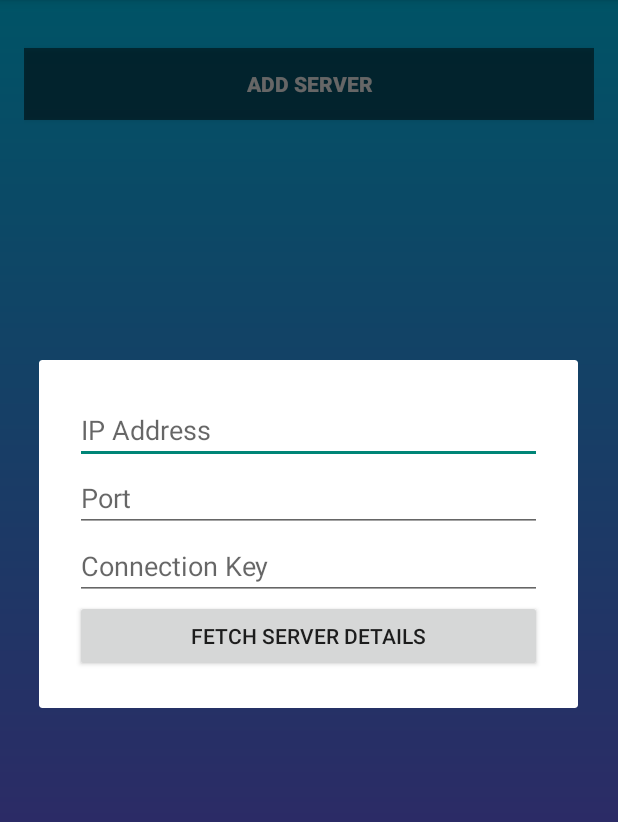
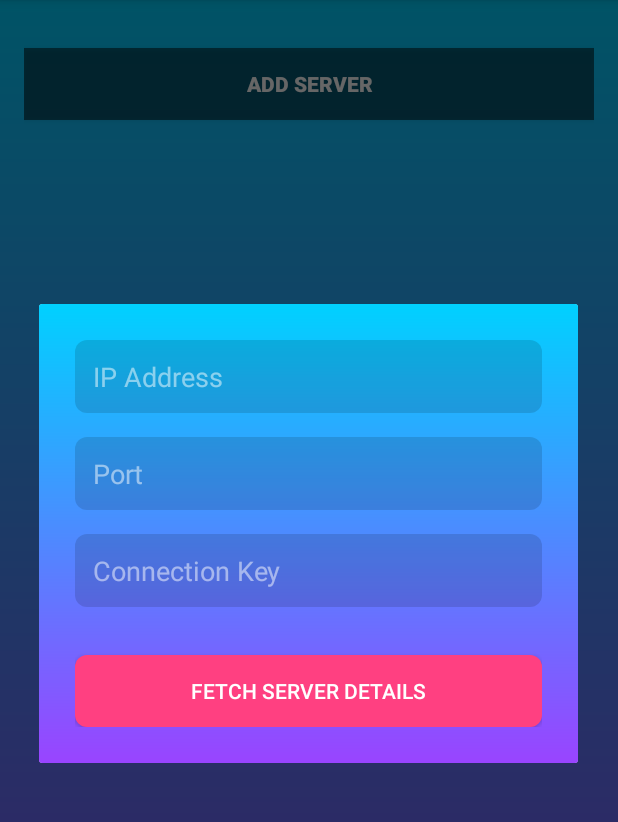
Before and after one commit to jarvisluke/Server-Monitor, an Android app: the screen it shows after launch (MainActivity), after a tap on "ADD SERVER", on a phone screen of 412 x 824 dp, the part 84-906 px from its top. Run offline under Robolectric (Android 15) with nearby library versions, the phone set to English and light mode, and no system bars.

Commit message:
Update server_input_dialog.xml

```diff
--- a/app/src/main/res/layout/server_input_dialog.xml
+++ b/app/src/main/res/layout/server_input_dialog.xml
@@ -1,34 +1,54 @@
-<?xml version="1.0" encoding="utf-8"?>
+<!-- activity_main.xml -->
 <LinearLayout xmlns:android="http://schemas.android.com/apk/res/android"
     android:layout_width="match_parent"
     android:layout_height="wrap_content"
     android:orientation="vertical"
-    android:padding="24dp">
+    android:padding="24dp"
+    android:background="@drawable/gradiant_background">
 
     <EditText
         android:id="@+id/editTextIP"
         android:layout_width="match_parent"
         android:layout_height="wrap_content"
         android:hint="@string/hintIP"
-        android:inputType="text"/>
+        android:inputType="text"
+        android:background="@drawable/edit_text_background"
+        android:textColor="@android:color/white"
+        android:textColorHint="#80FFFFFF"
+        android:padding="12dp"
+        android:layout_marginBottom="16dp"/>
 
     <EditText
         android:id="@+id/editTextPort"
         android:layout_width="match_parent"
         android:layout_height="wrap_content"
         android:hint="@string/hintPort"
-        android:inputType="text"/>
+        android:inputType="text"
+        android:background="@drawable/edit_text_background"
+        android:textColor="@android:color/white"
+        android:textColorHint="#80FFFFFF"
+        android:padding="12dp"
+        android:layout_marginBottom="16dp"/>
 
     <EditText
         android:id="@+id/editTextConnectionKey"
         android:layout_width="match_parent"
         android:layout_height="wrap_content"
         android:hint="@string/hintConnectionKey"
-        android:inputType="text"/>
+        android:inputType="textPassword"
+        android:background="@drawable/edit_text_background"
+        android:textColor="@android:color/white"
+        android:textColorHint="#80FFFFFF"
+        android:padding="12dp"
+        android:layout_marginBottom="16dp"/>
 
     <Button
         android:id="@+id/btnFetchServerDetails"
         android:layout_width="match_parent"
         android:layout_height="wrap_content"
-        android:text="@string/btnFetchServerDetails"/>
+        android:text="@string/btnFetchServerDetails"
+        android:textColor="@android:color/white"
+        android:background="@drawable/button_background"
+        android:elevation="4dp"
+        android:layout_marginTop="16dp"/>
 </LinearLayout>
```
